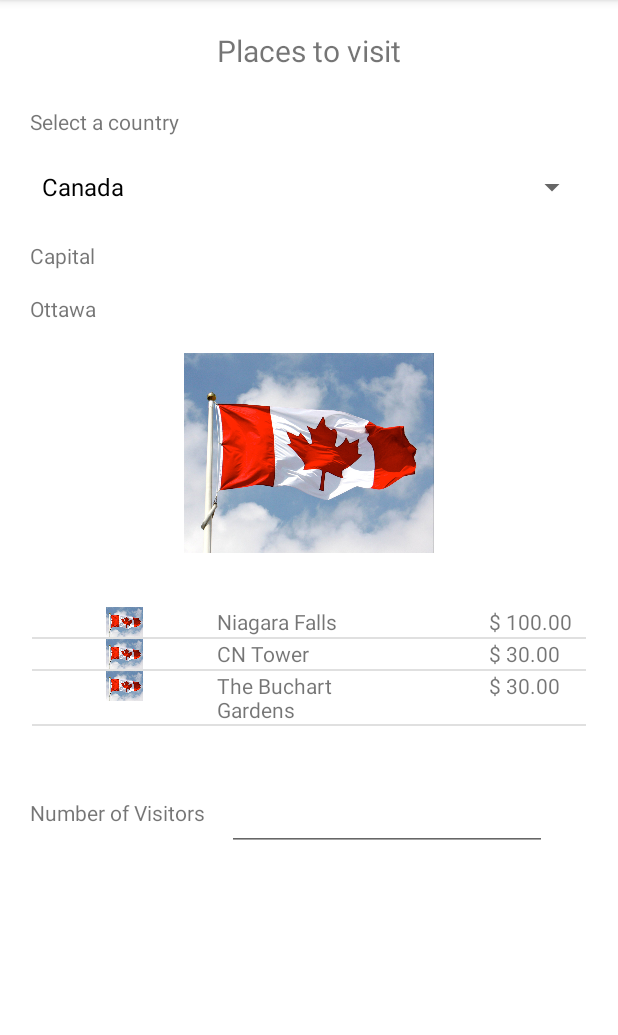
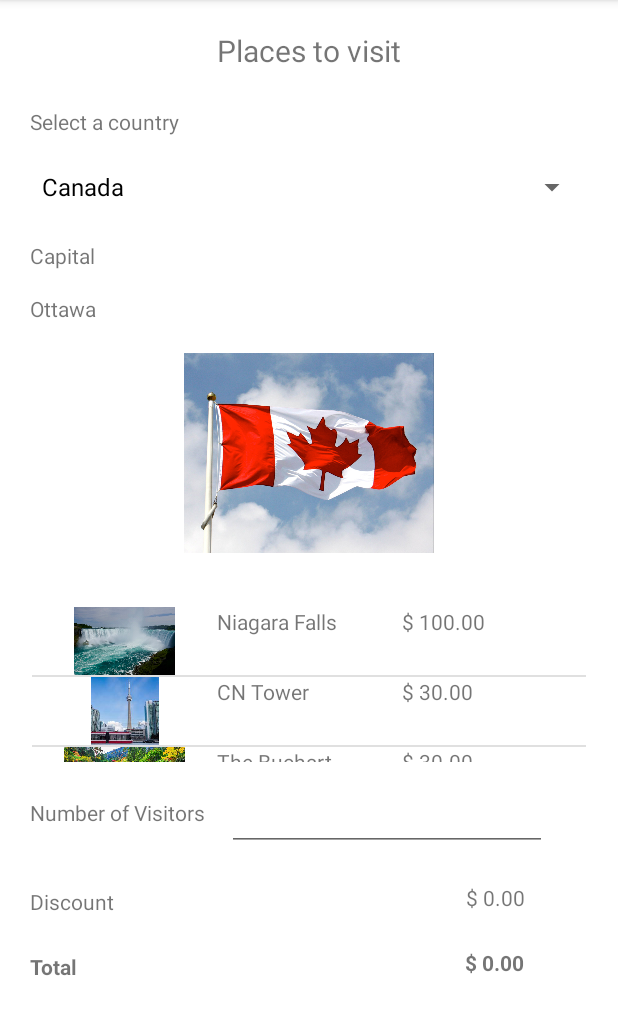
Before and after one commit to bhetwalnirmal/android-final-exam, an Android app: the screen it shows after launch (DestinationDetails), on a phone screen of 412 x 824 dp, the part 84-1119 px from its top. Run offline under Robolectric (Android 15) with nearby library versions, the phone set to English and light mode, and no system bars.

Commit message:
displayed total

```diff
--- a/app/src/main/java/com/nirmalbhetwal/androidfinalexam/DestinationDetails.java
+++ b/app/src/main/java/com/nirmalbhetwal/androidfinalexam/DestinationDetails.java
@@ -6,6 +6,7 @@ import android.os.Bundle;
 import android.view.View;
 import android.widget.AdapterView;
 import android.widget.ArrayAdapter;
+import android.widget.EditText;
 import android.widget.ImageView;
 import android.widget.ListView;
 import android.widget.Spinner;
@@ -19,9 +20,12 @@ import java.util.ArrayList;
 public class DestinationDetails extends AppCompatActivity {
     Spinner spinnerCountryList;
     ArrayList<Country> countryList = new ArrayList<>();
-    TextView textViewCountryCapital;
+    TextView textViewCountryCapital, discount, tvTotal;
     ImageView imageViewCountryFlag;
     ListView placesList;
+    Country selectedCountry = null;
+    Place selectedPlace = null;
+    EditText editTextNumberOfVisitors;
 
     @Override
     protected void onCreate(Bundle savedInstanceState) {
@@ -30,18 +34,24 @@ public class DestinationDetails extends AppCompatActivity {
 
         fillData();
         textViewCountryCapital = (TextView) findViewById(R.id.textViewCountryCapital);
+        discount = (TextView) findViewById(R.id.tvDiscount);
+        tvTotal = (TextView) findViewById(R.id.tvTotal);
+        editTextNumberOfVisitors = (EditText) findViewById(R.id.editTextNumberOfVisitors);
         imageViewCountryFlag = (ImageView) findViewById(R.id.imageViewCountryFlag);
         // initialize the spinner
         spinnerCountryList = (Spinner) findViewById(R.id.spinnerCountryList);
         ArrayAdapter countryAdapter = new ArrayAdapter(this, android.R.layout.simple_spinner_dropdown_item, countryList);
         spinnerCountryList.setAdapter(countryAdapter);
+        selectedCountry = countryList.get(0);
         // listview
         placesList = (ListView) findViewById(R.id.listViewPlaces);
         placesList.setAdapter(new PlaceAdapter(this, countryList.get(0).getPlaces()));
+
         spinnerCountryList.setOnItemSelectedListener(new AdapterView.OnItemSelectedListener() {
             @Override
             public void onItemSelected(AdapterView<?> adapterView, View view, int i, long l) {
                 Country country = countryList.get(i);
+                selectedCountry = country;
                 textViewCountryCapital.setText(country.getCapital());
                 imageViewCountryFlag.setImageResource(country.getFlagId());
                 placesList.setAdapter(new PlaceAdapter(DestinationDetails.this, country.getPlaces()));
@@ -52,15 +62,42 @@ public class DestinationDetails extends AppCompatActivity {
 
             }
         });
+
+        placesList.setOnItemClickListener(new AdapterView.OnItemClickListener() {
+            @Override
+            public void onItemClick(AdapterView<?> adapterView, View view, int i, long l) {
+                int numberOfVisitors = 0;
+                Place place = selectedCountry.getPlaces().get(i);
+                selectedPlace = place;
+                if (selectedCountry != null) {
+                    try {
+                        numberOfVisitors = Integer.parseInt(editTextNumberOfVisitors.getText().toString().trim());
+                    } catch (Exception e) {
+                        numberOfVisitors = 0;
+                    }
+                }
+                double total = 0;
+                if (selectedPlace != null) {
+                    total = numberOfVisitors *  selectedPlace.getPriceOfVisit();
+                }
+
+                if (numberOfVisitors > 15) {
+                    total *= 0.95; // give 5% discount;
+                    discount.setText(String.format("$ %.2f", total * 0.05));
+                }
+
+                tvTotal.setText(String.format("$ %.2f", total));
+            }
+        });
     }
 
     void fillData () {
         ArrayList<Place> canadaPlaceOfInterest = new ArrayList<>();
-        int[] niagaraImages = {R.drawable.canada};
+        int[] niagaraImages = {R.drawable.niagra_falls};
         canadaPlaceOfInterest.add(new Place("Niagara Falls", 100, niagaraImages));
-        int[] cnTowerImages = {R.drawable.canada};
+        int[] cnTowerImages = {R.drawable.cn_tower};
         canadaPlaceOfInterest.add(new Place("CN Tower", 30, cnTowerImages));
-        int[] buchartImages = {R.drawable.canada};
+        int[] buchartImages = {R.drawable.buchart_gardens};
         canadaPlaceOfInterest.add(new Place("The Buchart Gardens", 30, buchartImages));
         Country canada = new Country("Canada", "Ottawa", R.drawable.canada, canadaPlaceOfInterest);
         countryList.add(canada);
--- a/app/src/main/res/layout/activity_destination_details.xml
+++ b/app/src/main/res/layout/activity_destination_details.xml
@@ -85,15 +85,59 @@
         app:layout_constraintTop_toBottomOf="@+id/listViewPlaces" />
 
     <EditText
-        android:id="@+id/editTextNumberSigned"
+        android:id="@+id/editTextNumberOfVisitors"
         android:layout_width="wrap_content"
         android:layout_height="wrap_content"
         android:layout_marginTop="14dp"
         android:ems="10"
-        android:inputType="numberSigned"
+        android:inputType="number"
         app:layout_constraintEnd_toEndOf="parent"
         app:layout_constraintHorizontal_bias="0.349"
         app:layout_constraintStart_toEndOf="@+id/textView9"
         app:layout_constraintTop_toBottomOf="@+id/listViewPlaces" />
+
+    <TextView
+        android:id="@+id/textView10"
+        android:layout_width="wrap_content"
+        android:layout_height="wrap_content"
+        android:layout_marginTop="40dp"
+        android:text="Discount"
+        app:layout_constraintStart_toStartOf="parent"
+        app:layout_constraintTop_toBottomOf="@+id/textView9" />
+
+    <TextView
+        android:id="@+id/tvDiscount"
+        android:layout_width="152dp"
+        android:layout_height="24dp"
+        android:layout_marginTop="37dp"
+        android:gravity="right"
+        android:text="$ 0.00"
+        app:layout_constraintEnd_toEndOf="parent"
+        app:layout_constraintHorizontal_bias="0.744"
+        app:layout_constraintStart_toEndOf="@+id/textView10"
+        app:layout_constraintTop_toBottomOf="@+id/textView9" />
+
+    <TextView
+        android:id="@+id/textView12"
+        android:layout_width="wrap_content"
+        android:layout_height="wrap_content"
+        android:layout_marginTop="24dp"
+        android:text="Total"
+        android:textStyle="bold"
+        app:layout_constraintStart_toStartOf="parent"
+        app:layout_constraintTop_toBottomOf="@+id/textView10" />
+
+    <TextView
+        android:id="@+id/tvTotal"
+        android:layout_width="148dp"
+        android:layout_height="23dp"
+        android:layout_marginTop="21dp"
+        android:gravity="right"
+        android:text="$ 0.00"
+        android:textStyle="bold"
+        app:layout_constraintEnd_toEndOf="parent"
+        app:layout_constraintHorizontal_bias="0.777"
+        app:layout_constraintStart_toEndOf="@+id/textView12"
+        app:layout_constraintTop_toBottomOf="@+id/textView10" />
 </androidx.constraintlayout.widget.ConstraintLayout>
 <!--</ScrollView>-->
--- a/app/src/main/res/layout/place_row.xml
+++ b/app/src/main/res/layout/place_row.xml
@@ -20,7 +20,7 @@
         android:layout_weight="0.33"
         android:id="@+id/placeImage"
         android:layout_width="match_parent"
-        android:layout_height="20dp" />
+        android:layout_height="45dp" />
     <TextView
         android:id="@+id/placeName"
         android:layout_width="match_parent"
@@ -32,7 +32,6 @@
         android:id="@+id/visitPrice"
         android:layout_width="match_parent"
         android:layout_height="wrap_content"
-        android:layout_marginStart="58dp"
         android:layout_weight="0.33"
         android:text="TextView" />
 </LinearLayout>
```
Also changed, not shown: app/src/main/res/drawable-v24/buchart_gardens.jpeg (added), app/src/main/res/drawable-v24/cn_tower.jpeg (added), app/src/main/res/drawable-v24/niagra_falls.jpeg (added).
